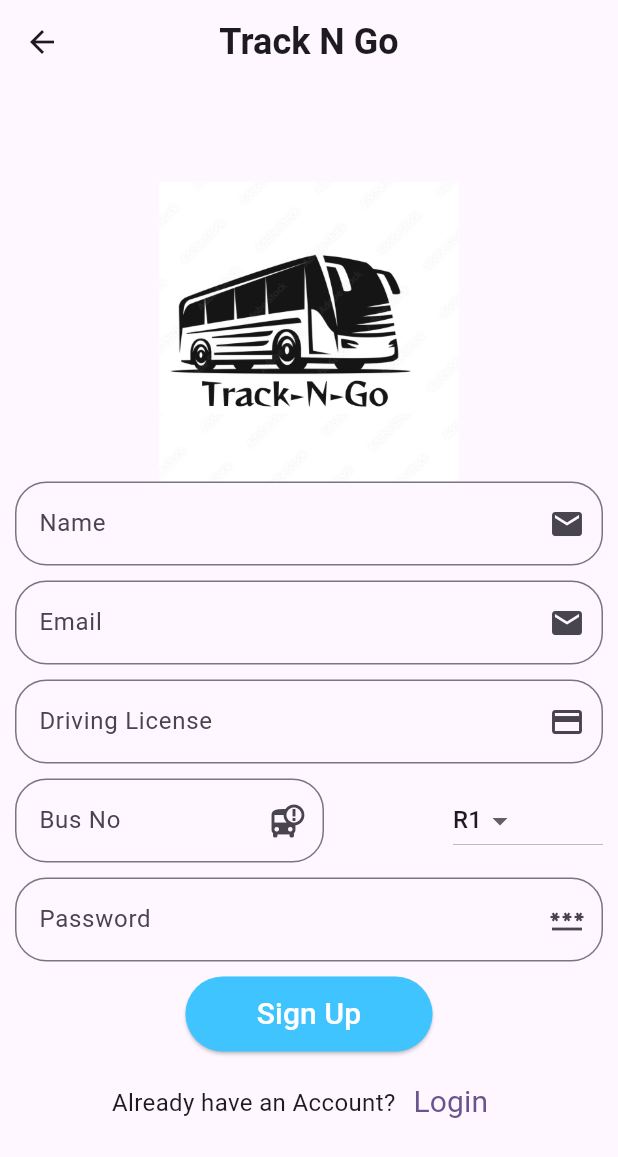
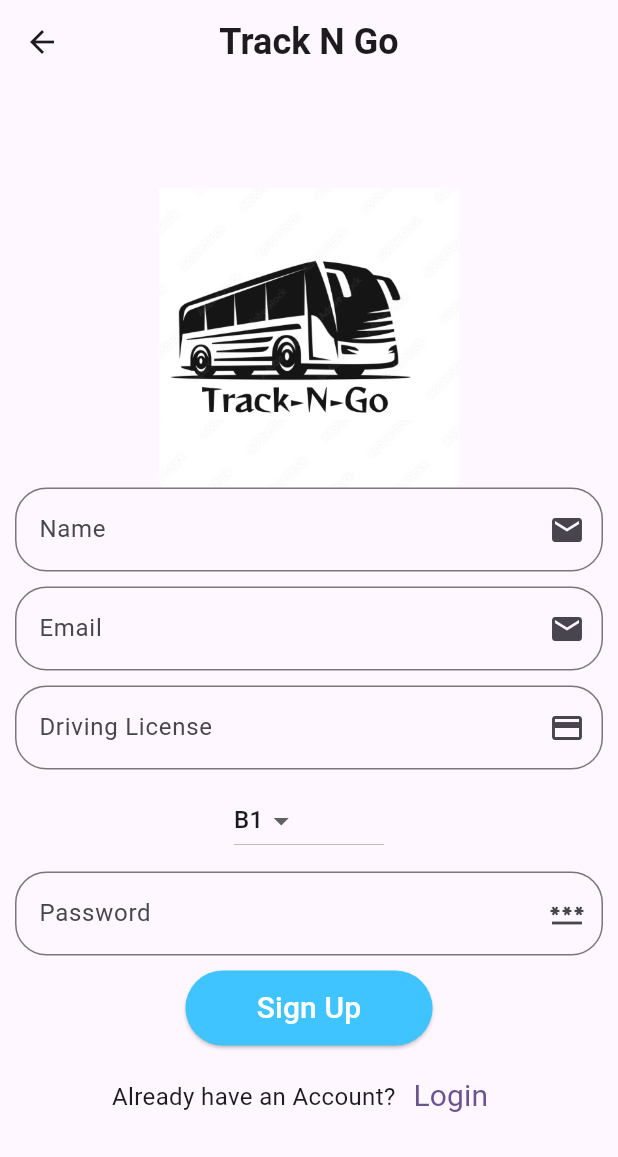
Before and after one commit to Abhishekbagdiya01/Bus-tracker-app, a Flutter app: the SignUpPage screen opened directly, on a phone screen of 412 x 824 dp. Shown: the top 1157 px of the screen. Run offline on Flutter 3.47's test engine with Material 3 defaults, Android fonts, the phone set to English and light mode, and no system bars; our stand-ins replace cloud_firestore, firebase_auth, firebase_core, firebase_storage, geolocator, google_maps_flutter and 2 more; accounts and stored records are empty.

Commit message:
Fix some bug

```diff
--- a/lib/models/driver_model.dart
+++ b/lib/models/driver_model.dart
@@ -6,7 +6,7 @@ class DriverModel {
   String email;
   String drivingLicenseNumber;
   String busNumber;
-  String route;
+
   String? password;
   String? imageUrl;
 
@@ -16,7 +16,6 @@ class DriverModel {
     required this.drivingLicenseNumber,
     required this.busNumber,
     required this.email,
-    required this.route,
     this.imageUrl,
     this.password,
   });
@@ -29,7 +28,6 @@ class DriverModel {
         email: json['email'],
         drivingLicenseNumber: json['drivingLicenseNumber'],
         busNumber: json['busNumber'],
-        route: json['route'],
         imageUrl: json['imageUrl'],
         password: json['password']);
   }
@@ -40,7 +38,6 @@ class DriverModel {
       'email': email,
       'drivingLicenseNumber': drivingLicenseNumber,
       'busNumber': busNumber,
-      'route': route,
       'imageUrl': imageUrl,
       'password': password,
     };
--- a/lib/repository/driver_auth_repository.dart
+++ b/lib/repository/driver_auth_repository.dart
@@ -22,7 +22,6 @@ class DriverAuthRepository {
           drivingLicenseNumber: driverModel.drivingLicenseNumber,
           busNumber: driverModel.busNumber,
           email: driverModel.email,
-          route: driverModel.route,
           imageUrl: "");
       await _firestore
           .collection("drivers")
--- a/lib/screens/driver_home_screen.dart
+++ b/lib/screens/driver_home_screen.dart
@@ -22,7 +22,7 @@ class _DriverHomeScreenState extends State<DriverHomeScreen> {
   void driverDetails() async {
     String uid = FirebaseAuth.instance.currentUser!.uid;
     driverInfo = await FireStoreRepository().getDriverDetails(uid);
-    log(driverInfo!.route);
+    log(driverInfo!.busNumber);
     setState(() {});
   }
 
@@ -116,7 +116,7 @@ class _DriverHomeScreenState extends State<DriverHomeScreen> {
                   while (isClicked) {
                     FireStoreRepository()
                         .sendLocationToFireStore(
-                            route: driverInfo!.route,
+                            busNo: driverInfo!.busNumber,
                             lat: currentPosition!.latitude.toString(),
                             lng: currentPosition!.longitude.toString())
                         .then((value) {
@@ -128,7 +128,7 @@ class _DriverHomeScreenState extends State<DriverHomeScreen> {
                   isClicked = false;
                   FireStoreRepository()
                       .sendLocationToFireStore(
-                          route: driverInfo!.route, lat: "0", lng: "0")
+                          busNo: driverInfo!.busNumber, lat: "0", lng: "0")
                       .then((value) {
                     log("${currentPosition} sended to firebase");
                   });
--- a/lib/screens/on_boarding_screens/driver_signup_screen.dart
+++ b/lib/screens/on_boarding_screens/driver_signup_screen.dart
@@ -1,3 +1,5 @@
+import 'dart:developer';
+
 import 'package:bus_tracker/models/driver_model.dart';
 import 'package:bus_tracker/repository/driver_auth_repository.dart';
 import 'package:bus_tracker/screens/driver_home_screen.dart';
@@ -19,11 +21,10 @@ class _SignUpPageState extends State<SignUpPage> {
   TextEditingController emailController = TextEditingController();
   TextEditingController nameController = TextEditingController();
   TextEditingController drivingLicNumberController = TextEditingController();
-  TextEditingController busNoController = TextEditingController();
   TextEditingController passwordController = TextEditingController();
-  TextEditingController routeController = TextEditingController();
-  List routes = ["R1", "R2", "R3", "R4"];
-  String selectedRoute = "R1";
+
+  List bus = ["B1", "B2", "B3", "B4"];
+  String selectedBus = "B1";
   @override
   Widget build(BuildContext context) {
     return Scaffold(
@@ -64,27 +65,11 @@ class _SignUpPageState extends State<SignUpPage> {
                 iconData: Icons.credit_card,
                 isHide: false),
             SizedBox(height: 10),
-            Row(
-              mainAxisAlignment: MainAxisAlignment.spaceBetween,
-              children: [
-                CustomTextField(
-                    width: MediaQuery.sizeOf(context).width * .5,
-                    controller: busNoController,
-                    hintText: "Bus No",
-                    iconData: Icons.bus_alert,
-                    keyboardType: TextInputType.number,
-                    isHide: false),
-                // CustomTextField(
-                //     width: MediaQuery.sizeOf(context).width * .4,
-                //     controller: routeController,
-                //     hintText: "Route",
-                //     iconData: Icons.pin_drop_outlined,
-                //     isHide: false),
             SizedBox(
               width: 100,
               child: DropdownButton(
-                    value: selectedRoute,
-                    items: routes
+                value: selectedBus,
+                items: bus
                     .map(
                       (value) => DropdownMenuItem(
                         child: Text(
@@ -95,12 +80,10 @@ class _SignUpPageState extends State<SignUpPage> {
                     )
                     .toList(),
                 onChanged: (value) {
-                      selectedRoute = value.toString();
+                  selectedBus = value.toString();
                   setState(() {});
                 },
               ),
-                )
-              ],
             ),
             SizedBox(height: 10),
             CustomTextField(
@@ -116,17 +99,15 @@ class _SignUpPageState extends State<SignUpPage> {
               onClicked: () async {
                 if (emailController.text.trim().isNotEmpty &&
                     nameController.text.trim().isNotEmpty &&
-                    busNoController.text.trim().isNotEmpty &&
-                    routeController.text.trim().isNotEmpty &&
+                    selectedBus.isNotEmpty &&
                     drivingLicNumberController.text.trim().isNotEmpty &&
                     passwordController.text.trim().isNotEmpty) {
                   DriverModel driverModel = DriverModel(
                       uid: "",
                       name: nameController.text,
                       drivingLicenseNumber: drivingLicNumberController.text,
-                      busNumber: busNoController.text,
+                      busNumber: selectedBus,
                       email: emailController.text,
-                      route: routeController.text,
                       password: passwordController.text);
                   String response = await DriverAuthRepository()
                       .createDriverAccount(driverModel);
@@ -144,6 +125,7 @@ class _SignUpPageState extends State<SignUpPage> {
                     snackbarMessenger(context, "${response}");
                   }
                 } else {
+                  // log("${nameController.text} ||${emailController.text} ||${drivingLicNumberController.text} ||${routeController.text}");
                   snackbarMessenger(context, "field cannot be empty");
                 }
               },
--- a/lib/screens/route_screen.dart
+++ b/lib/screens/route_screen.dart
@@ -1,4 +1,4 @@
-import 'package:bus_tracker/screens/detailed_route.dart';
+import 'package:bus_tracker/screens/detailed_route_screen.dart';
 import 'package:bus_tracker/utils/map_routes.dart';
 import 'package:flutter/material.dart';
 
--- a/lib/screens/search_bus.dart
+++ b/lib/screens/search_bus.dart
@@ -1,4 +1,4 @@
-import 'package:bus_tracker/screens/detailed_route.dart';
+import 'package:bus_tracker/screens/detailed_route_screen.dart';
 import 'package:bus_tracker/utils/map_routes.dart';
 import 'package:flutter/material.dart';
 
--- a/lib/utils/global_variables.dart
+++ b/lib/utils/global_variables.dart
@@ -1,6 +1,6 @@
 import 'package:bus_tracker/screens/home_screen.dart';
 import 'package:bus_tracker/screens/search_bus.dart';
-import 'package:bus_tracker/screens/profile_screen.dart';
+import 'package:bus_tracker/screens/profile_screens/profile_screen.dart';
 import 'package:bus_tracker/screens/route_screen.dart';
 import 'package:flutter/material.dart';
 import 'package:flutter/widgets.dart';
--- a/pubspec.yaml
+++ b/pubspec.yaml
@@ -42,6 +42,7 @@ dependencies:
   permission_handler: null
   shared_preferences: ^2.2.2
   image_picker: ^1.0.7
+
 
 dev_dependencies:
 
```
Also changed, not shown: lib/repository/firestore_repository.dart (+5 -5 lines), lib/screens/home_screen.dart (+7 -19 lines), lib/screens/profile_screens/about_us_screen.dart (added, +39 -0 lines), lib/screens/profile_screens/privacy_policy_screen.dart (added, +76 -0 lines), lib/screens/profile_screens/profile_screen.dart (renamed from lib/screens/profile_screen.dart, +14 -4 lines), lib/widgets/custom_drawer.dart (+26 -6 lines), lib/screens/detailed_route_screen.dart (renamed from lib/screens/detailed_route.dart), lib/screens/profile_screens/driver_edit_profile.dart (renamed from lib/screens/driver_edit_profile.dart), pubspec.lock. Lines whose indentation alone changed are shown as unchanged.
